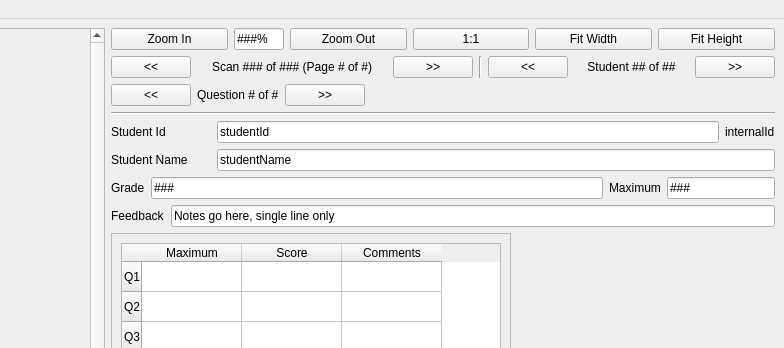
Old version of the form mainwindow.ui in the repository waynepiekarski/qtgrader; both pictures show x 240 to 1024 and y 0 to 348 of the 1024 by 556 pixel window.
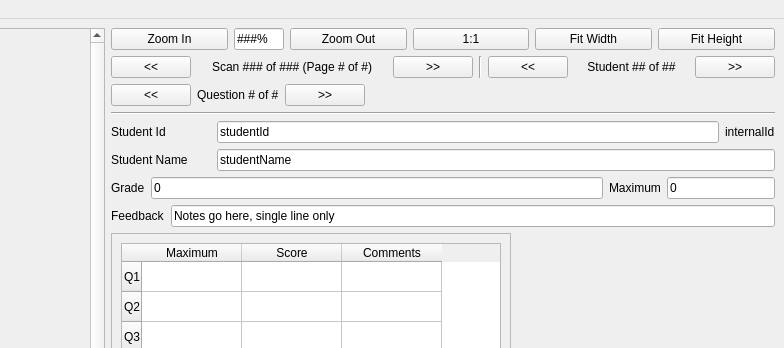
New version of the form.

```diff
--- a/mainwindow.ui
+++ b/mainwindow.ui
@@ -397,7 +397,10 @@
           <item>
            <widget class="QLineEdit" name="questionScore">
             <property name="text">
-             <string>###</string>
+             <string>0</string>
+            </property>
+            <property name="maxLength">
+             <number>1</number>
             </property>
            </widget>
           </item>
@@ -417,7 +420,10 @@
              </sizepolicy>
             </property>
             <property name="text">
-             <string>###</string>
+             <string>0</string>
+            </property>
+            <property name="maxLength">
+             <number>1</number>
             </property>
            </widget>
           </item>
```
Left out of the diff: 6 changed lines with no effect on the pictures.
